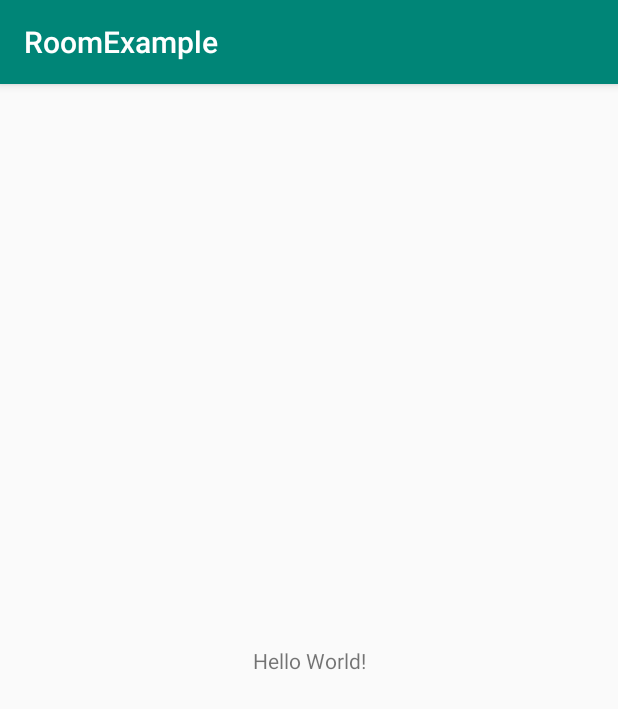
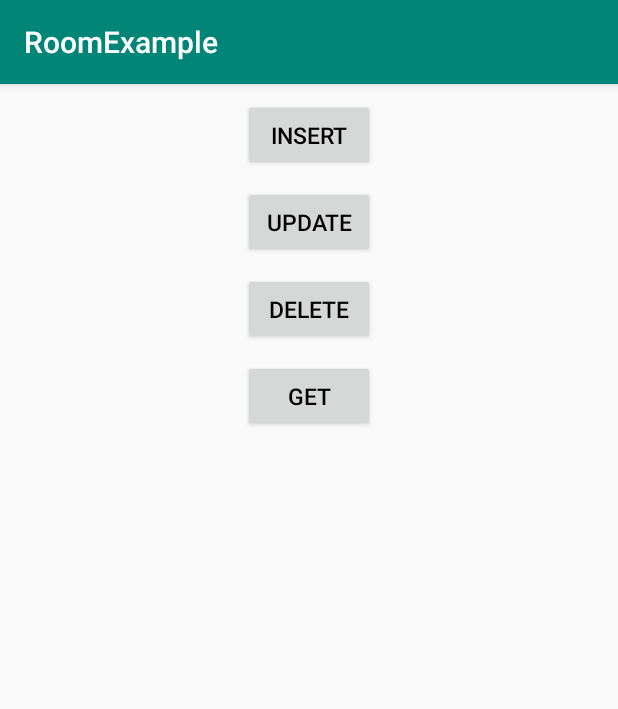
Before and after one commit to daniyalahmedkhan/Android-SQLite-Room-Example, an Android app: the screen it shows after launch (MainActivity), on a phone screen of 412 x 824 dp. Shown: the top 709 px of the screen. Run offline under Robolectric (Android 15) with nearby library versions, the phone set to English and light mode, and no system bars; our stand-ins replace Room's generated code.

Commit message:
Android Room Sqlite CRUD Operation

```diff
--- a/app/src/main/res/layout/activity_main.xml
+++ b/app/src/main/res/layout/activity_main.xml
@@ -1,18 +1,53 @@
 <?xml version="1.0" encoding="utf-8"?>
-<androidx.constraintlayout.widget.ConstraintLayout xmlns:android="http://schemas.android.com/apk/res/android"
+<LinearLayout xmlns:android="http://schemas.android.com/apk/res/android"
     xmlns:app="http://schemas.android.com/apk/res-auto"
     xmlns:tools="http://schemas.android.com/tools"
     android:layout_width="match_parent"
     android:layout_height="match_parent"
     tools:context=".MainActivity">
 
-    <TextView
-        android:layout_width="wrap_content"
+    <LinearLayout
+        android:layout_width="match_parent"
         android:layout_height="wrap_content"
-        android:text="Hello World!"
-        app:layout_constraintBottom_toBottomOf="parent"
-        app:layout_constraintLeft_toLeftOf="parent"
-        app:layout_constraintRight_toRightOf="parent"
-        app:layout_constraintTop_toTopOf="parent" />
+        android:orientation="vertical"
+        android:gravity="center">
 
-</androidx.constraintlayout.widget.ConstraintLayout>
+        <Button
+            android:layout_width="wrap_content"
+            android:layout_height="wrap_content"
+            android:textSize="15dp"
+            android:textColor="#000"
+            android:layout_marginTop="10dp"
+            android:text="Insert"
+            android:id="@+id/insert"/>
+
+        <Button
+            android:layout_width="wrap_content"
+            android:layout_height="wrap_content"
+            android:textSize="15dp"
+            android:textColor="#000"
+            android:layout_marginTop="10dp"
+            android:text="Update"
+            android:id="@+id/update"
+            />
+        <Button
+            android:layout_width="wrap_content"
+            android:layout_height="wrap_content"
+            android:textSize="15dp"
+            android:textColor="#000"
+            android:layout_marginTop="10dp"
+            android:text="Delete"
+            android:id="@+id/delete"/>
+        <Button
+            android:layout_width="wrap_content"
+            android:layout_height="wrap_content"
+            android:textSize="15dp"
+            android:textColor="#000"
+            android:layout_marginTop="10dp"
+            android:text="Get"
+            android:id="@+id/get"/>
+
+
+    </LinearLayout>
+
+</LinearLayout>
```
Also changed, not shown: app/src/main/java/com/example/roomexample/MainActivity.java (+49 -2 lines).
